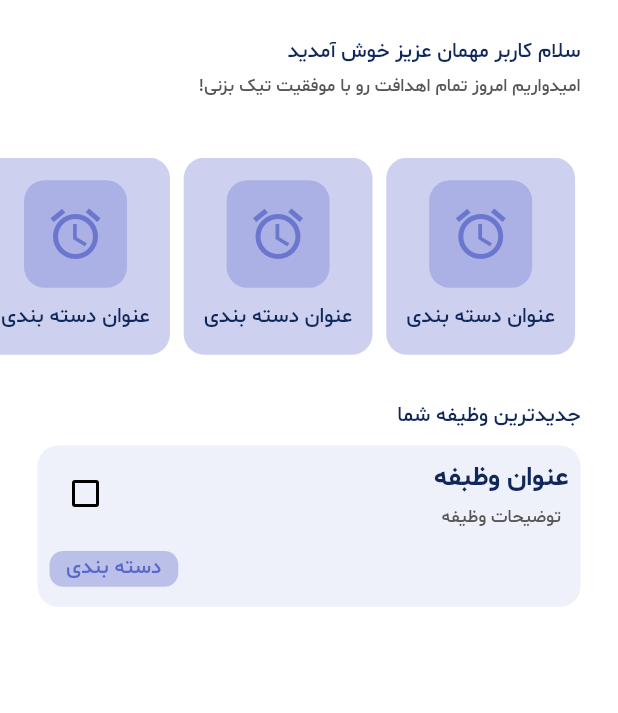
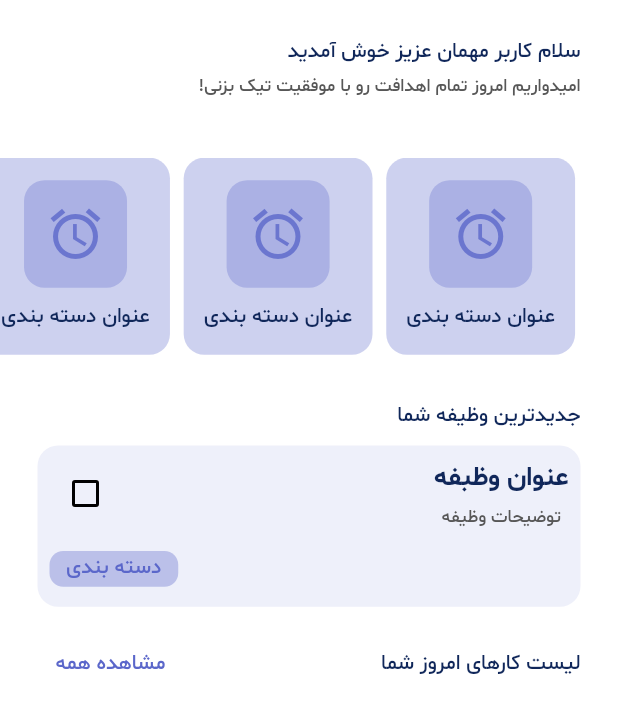
Before and after one commit to NovaTeamDevs/nova_task, a Flutter app: the screen it shows after launch, on a phone screen of 412 x 824 dp. Shown: the top 713 px of the screen. Run offline on Flutter 3.47's test engine with Material 3 defaults, Android fonts, the phone set to English and light mode, and no system bars; our stand-ins replace flutter_screenutil, get, loading_animation_widget.

Commit message:
impl ListHeaderWidget custom widget

```diff
--- a/lib/core/resources/app_strings.dart
+++ b/lib/core/resources/app_strings.dart
@@ -5,4 +5,6 @@ class AppStrings {
   static const welcomeGustUser = "سلام کاربر مهمان عزیز خوش آمدید";
   static const homeMessage = "امیدواریم امروز تمام اهدافت رو با موفقیت تیک بزنی!";
   static const lastAddedTask = "جدیدترین وظیفه شما";
+  static const viewAll = "مشاهده همه";
+  static const todayTaskListHeader = "لیست کارهای امروز شما";
 }
--- /dev/null
+++ b/lib/core/widgets/list_header_widget.dart
@@ -0,0 +1,20 @@
+import 'package:flutter/material.dart';
+import 'package:nova_task/core/resources/app_strings.dart';
+
+class ListHeaderWidget extends StatelessWidget {
+  const ListHeaderWidget({
+    super.key, required this.title, required this.onPress,
+  });
+  final String title;
+  final VoidCallback onPress;
+  @override
+  Widget build(BuildContext context) {
+    return Row(
+      children: [
+        Text(title),
+        const Spacer(),
+        TextButton(onPressed: onPress, child: const Text(AppStrings.viewAll))
+      ],
+    );
+  }
+}
--- a/lib/views/home_screen.dart
+++ b/lib/views/home_screen.dart
@@ -5,6 +5,7 @@ import 'package:get/get.dart';
 import 'package:nova_task/core/resources/app_strings.dart';
 import 'package:nova_task/core/resources/dimens.dart';
 import 'package:nova_task/core/widgets/category_widget.dart';
+import 'package:nova_task/core/widgets/list_header_widget.dart';
 import 'package:nova_task/core/widgets/task_card_widget.dart';
 
 class HomeScreen extends StatelessWidget {
@@ -54,7 +55,13 @@ class HomeScreen extends StatelessWidget {
                         const Text(AppStrings.lastAddedTask),
                         SizedBox(height: Dimens.small.h),
                         // last added task
-                        const TaskCardWidget()
+                        const TaskCardWidget(),
+                        SizedBox(height: Dimens.medium.h),
+                        // today task list header
+                        ListHeaderWidget(
+                          title: AppStrings.todayTaskListHeader,
+                          onPress: () {},
+                        )
                       ],
                     ),
                   )
```
